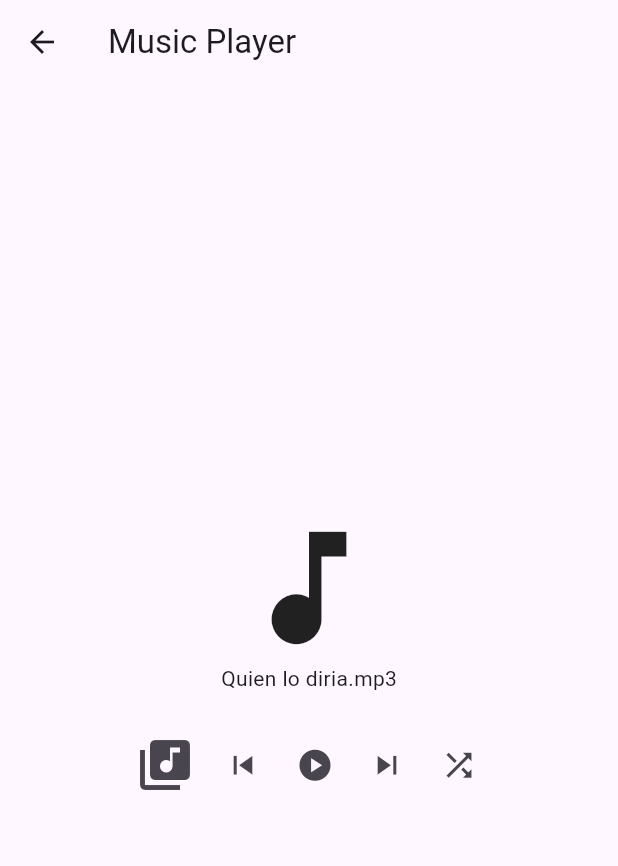
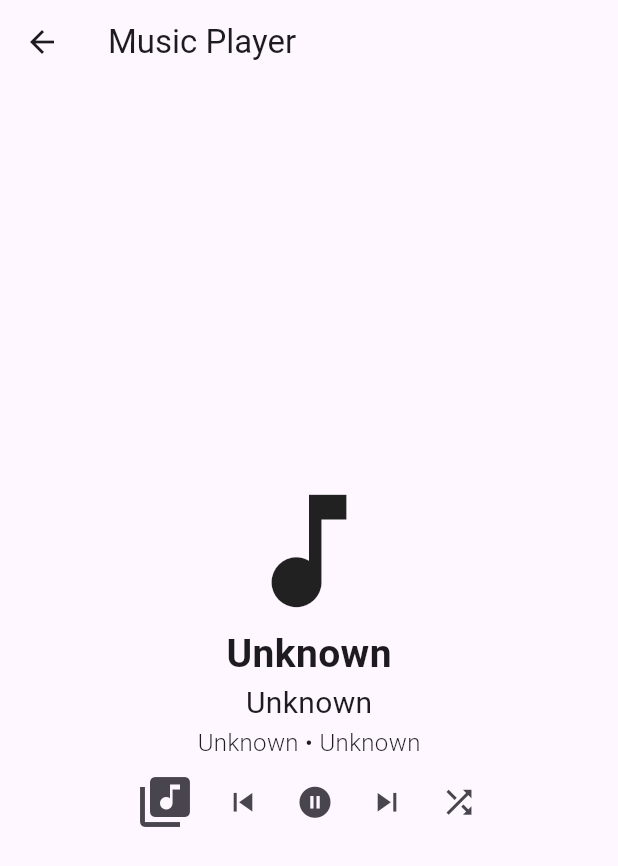
Before and after one commit to renminh/flutter-school, a Flutter app: the MusicPlayerPage screen opened directly, after a tap on the "skip previous" icon, on a phone screen of 412 x 824 dp. Shown: the top 866 px of the screen. Run offline on Flutter 3.47's test engine with Material 3 defaults, Android fonts, the phone set to English and light mode, and no system bars; our stand-ins replace audioplayers; missing offline and left inert: audiotags.

Commit message:
music player fix with playe and metadata

```diff
--- a/lib/main.dart
+++ b/lib/main.dart
@@ -108,7 +108,7 @@ class HomeButtons extends StatelessWidget {
         ActivityButton(
           color: ColorPalette.page1,
           destinationRoute: MusicPlayerPage(),
-          text: "Activity 1",
+          text: "Music Player",
           description: "This contains everything about the first activity",
         ),
 
--- a/lib/pages/activity_four.dart
+++ b/lib/pages/activity_four.dart
@@ -23,7 +23,7 @@ class ActivityFourPage extends StatelessWidget {
         foregroundColor: ColorPalette.textLight,
         leadingWidth: 100,
       ),
-      body: Container(
+      body: SizedBox(
         width: width,
         height: height,
         //color: ColorPalette.backgroundDark,
--- a/lib/pages/activity_one.dart
+++ b/lib/pages/activity_one.dart
@@ -23,7 +23,7 @@ class ActivityOnePage extends StatelessWidget {
         foregroundColor: ColorPalette.textLight,
         leadingWidth: 100,
       ),
-      body: Container(
+      body: SizedBox(
         width: width,
         height: height,
         //color: ColorPalette.backgroundDark,
--- a/lib/pages/activity_three.dart
+++ b/lib/pages/activity_three.dart
@@ -23,7 +23,7 @@ class ActivityThreePage extends StatelessWidget {
         foregroundColor: ColorPalette.textLight,
         leadingWidth: 100,
       ),
-      body: Container(
+      body: SizedBox(
         width: width,
         height: height,
         //color: ColorPalette.backgroundDark,
--- a/lib/pages/activity_two.dart
+++ b/lib/pages/activity_two.dart
@@ -23,7 +23,7 @@ class ActivityTwoPage extends StatelessWidget {
         foregroundColor: ColorPalette.textLight,
         leadingWidth: 100,
       ),
-      body: Container(
+      body: SizedBox(
         width: width,
         height: height,
         //color: ColorPalette.backgroundDark,
--- a/lib/pages/music_player.dart
+++ b/lib/pages/music_player.dart
@@ -1,36 +1,88 @@
-import 'dart:collection';
-import 'dart:io'; /* https://api.dart.dev/dart-io/Directory-class.html */
-
 import 'package:flutter/material.dart';
 import 'package:audioplayers/audioplayers.dart';
+import 'package:audiotags/audiotags.dart';
 import 'dart:math';
 
 class MusicPlayerPage extends StatefulWidget {
-  MusicPlayerPage({super.key});
+  const MusicPlayerPage({super.key});
 
   @override
   _MusicPlayerState createState() =>_MusicPlayerState();
 }
 
+// perfect time to have a struct for the meta data
+// prolly be better to wrap the data of the song player as well
+// https://medium.com/@suatozkaya/dart-constructors-101-69c5b9db5230
+class SongMetadata {
+  String? title;
+  String? trackArtist;
+  String? album;
+  int? year;
+  Picture? picture;
+
+  // https://dart.dev/language/constructors#generative-constructors
+  // creating a constructor for the "struct"
+  SongMetadata(
+    this.title,
+    this.trackArtist,
+    this.album,
+    this.year,
+    this.picture,
+  );
+}
+
 class _MusicPlayerState extends State<MusicPlayerPage> {
   final AudioPlayer _audioPlayer = AudioPlayer();
+  SongMetadata songMetadata = SongMetadata(null, null, null, null, null);
+
   int currentIndex = 0;
   bool _isPlaying = false;
 
   final List<String> _songs = [
-    'assets/music/Alfonsina y el mar.mp3',
     'assets/music/Algo contigo.mp3',
-    'assets/music/Carinhoso.mp3',
     'assets/music/Eu desespero.mp3',
-    'assets/music/Eu seu que vou te amar [diJUYlUFElM].mp3',
-    'assets/music/If the Moon Turns Green.mp3',
-    'assets/music/Imagina.mp3',
-    'assets/music/Oración del remanso.mp3',
-    'assets/music/Porque llorax blanca niña.mp3',
-    'assets/music/Quien lo diria.mp3'
+    'assets/music/Eu seu que vou te amar.mp3',
+    'assets/music/Senhorinha.mp3',
   ];
 
+  @override
+  void initState() {
+    super.initState();
+    currentIndex = 0;
+
+    // having some issues with not being able to play the song
+    // even though the UI shows the metadata loaded
+    // this has to do with async which and initState, which means
+    // i need to preload it along with getting the metadata on first
+    // open of the page
+    _preload();
+
+  }
+
+  Future<void> _preload() async {
+    // metadata for ui
+    await _getMetadata(currentIndex);
+
+    // preload to the audioplayer
+    await _audioPlayer.setSource(
+      AssetSource(_songs[currentIndex].replaceFirst("assets/", "")),
+    );
+  }
+  Future<void> _getMetadata(int index) async {
+    Tag? tag = await AudioTags.read(_songs[index]);
+
+    setState(() {
+      songMetadata.title = tag?.title;
+      songMetadata.trackArtist = tag?.trackArtist;
+      songMetadata.album = tag?.album;
+      songMetadata.year = tag?.year;
+      List<Picture>? pictures = tag?.pictures;
+      songMetadata.picture = pictures?[0];
+    });
+  }
+
   Future<void> _playSong(int index) async {
+    await _getMetadata(index);
     await _audioPlayer.stop();
     await _audioPlayer.play(AssetSource(_songs[index].replaceFirst("assets/", "")));
     setState(() {
@@ -72,11 +124,67 @@ class _MusicPlayerState extends State<MusicPlayerPage> {
     });
   }
 
-  void _dispose() {
-    /* what is this function again */
-    setState(() {
-      _audioPlayer.stop();
-    });
+  @override
+  /* Called when this object is removed from the tree permanently.
+
+  The framework calls this method when this [State] object will never build again.
+  After the framework calls [dispose],
+  the [State] object is considered unmounted and the [mounted] property is false.
+  It is an error to call [setState] at this point. This stage of the lifecycle is terminal:
+  there is no way to remount a [State] object that has been disposed.
+  Subclasses should override this method to release any resources retained
+  by this object (e.g., stop any active animations).
+  */
+  void dispose() {
+    _audioPlayer.stop();
+    super.dispose();
+  }
+
+  Widget getImage() {
+    if (songMetadata.picture == null) {
+      return Icon(Icons.music_note, size: 100,);
+    }
+
+    return Image.memory(
+      songMetadata.picture!.bytes,
+      width: 500,
+      height: 500,
+      fit: BoxFit.cover
+    );
+  }
+
+  // there has to be a better way rather than setting defaults and making four
+  // seperate text objects to accomodate these
+  Widget getDetails() {
+
+    // set defaults
+    String title =  (songMetadata.title == null) ? "Unknown" : songMetadata.title!;
+    String artist = (songMetadata.trackArtist == null) ? "Unknown" : songMetadata.trackArtist!;
+    String album = (songMetadata.album == null) ? "Unknown" : songMetadata.album!;
+    String year = (songMetadata.year == null) ? "Unknown" : songMetadata.year!.toString();
+    return Column(
+      children: [
+        Text(
+          title,
+          style: TextStyle(
+            fontSize: 26,
+            fontWeight: FontWeight.w700)
+        ),
+        Text(
+          artist,
+          style: TextStyle(
+            fontSize: 20,
+            fontWeight: FontWeight.w400)
+        ),
+        Text(
+          "$album • $year",
+          style: TextStyle(
+            fontSize: 16,
+            fontWeight: FontWeight.w300,
+          )
+        )
+      ]
+    );
   }
 
   @override
@@ -90,10 +198,9 @@ class _MusicPlayerState extends State<MusicPlayerPage> {
           mainAxisAlignment: MainAxisAlignment.center,
           crossAxisAlignment: CrossAxisAlignment.center,
           children: [
-            Icon(Icons.music_note, size: 100,),
-            SizedBox(
-              height: 40,
-              child: Text(_songs[currentIndex].split("/").last),),
+            // https://api.flutter.dev/flutter/widgets/Image/Image.memory.html
+            getImage(),
+            getDetails(),
             Row(
               mainAxisAlignment: MainAxisAlignment.center,
               crossAxisAlignment: CrossAxisAlignment.center,
@@ -116,7 +223,7 @@ class _MusicPlayerState extends State<MusicPlayerPage> {
 
                 IconButton(icon: Icon(Icons.skip_previous), iconSize: 25, onPressed: _prevSong),
                 IconButton(
-                  icon: Icon(Icons.play_circle),
+                  icon: Icon(_isPlaying ? Icons.pause_circle : Icons.play_circle),
                   iconSize: 25,
                   onPressed: () {
                     _togglePlayPause();
@@ -138,7 +245,7 @@ class SongListPage extends StatelessWidget {
   final List<String> songs;
   final Function(int) onSongSelected;
 
-  SongListPage({
+  const SongListPage({super.key,
     required this.songs,
     required this.onSongSelected,
   });
@@ -153,7 +260,10 @@ class SongListPage extends StatelessWidget {
 
           return ListTile(
             title: Text(songName),
-            onTap: () => onSongSelected(index),
+            onTap: () {
+              onSongSelected(index);
+              Navigator.pop(context);
+            } ,
           );
         }
       )
--- a/lib/widgets/activity_button.dart
+++ b/lib/widgets/activity_button.dart
@@ -76,7 +76,6 @@ class _ActivityButtonContent extends StatelessWidget {
   final String description;
 
   const _ActivityButtonContent({
-    super.key,
     required this.text,
     required this.description,
   });
--- a/pubspec.yaml
+++ b/pubspec.yaml
@@ -10,6 +10,7 @@ dependencies:
   flutter:
     sdk: flutter
   audioplayers: ^6.0.0
+  audiotags: ^1.4.5
 
 dev_dependencies:
   flutter_test:
```
Also changed, not shown: pubspec.lock, 10 other files.
